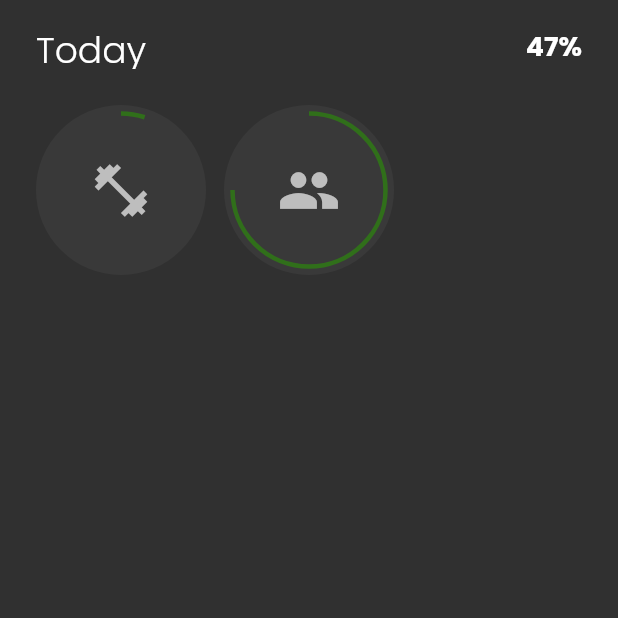
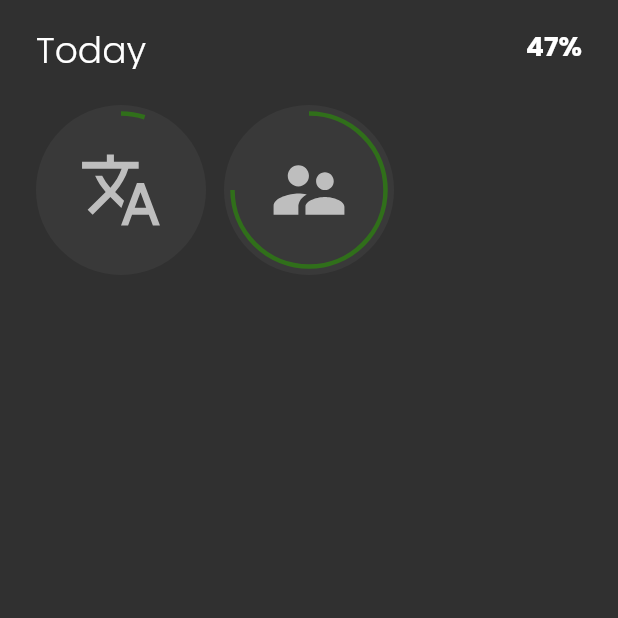
Before and after one commit to lburzak/homo_habitus, a Flutter app: the screen it shows after launch, on a phone screen of 412 x 824 dp, the top half of it. Run offline on Flutter 3.47's test engine with Material 2 defaults, Android fonts, the phone set to English and light mode, and no system bars; our stand-ins replace flutter_bloc, flutter_svg, google_fonts.

Commit message:
Replace icons with vector images in habit indicator

```diff
--- a/lib/model/habit.dart
+++ b/lib/model/habit.dart
@@ -3,8 +3,12 @@ import 'package:homo_habitus/model/goal.dart';
 class Habit {
   int id;
   String name;
-  int iconCodePoint;
+  String iconName;
   Goal goal;
 
-  Habit({required this.id, required this.name, required this.iconCodePoint, required this.goal});
+  Habit(
+      {required this.id,
+      required this.name,
+      required this.iconName,
+      required this.goal});
 }
--- a/lib/repository/habit_repository.dart
+++ b/lib/repository/habit_repository.dart
@@ -1,4 +1,3 @@
-import 'package:flutter/material.dart';
 import 'package:homo_habitus/model/goal.dart';
 import 'package:homo_habitus/model/habit.dart';
 
@@ -8,7 +7,7 @@ class HabitRepository {
       Habit(
         id: 0,
         name: "Workout",
-        iconCodePoint: Icons.fitness_center.codePoint,
+        iconName: 'language',
         goal: Goal(
           current: 30 * 1000,
           target: 10 * 60 * 1000,
@@ -18,7 +17,7 @@ class HabitRepository {
       Habit(
         id: 1,
         name: "Say hi",
-        iconCodePoint: Icons.people.codePoint,
+        iconName: 'people',
         goal: Goal(
           current: 3,
           target: 4,
--- a/lib/widget/habit_indicator.dart
+++ b/lib/widget/habit_indicator.dart
@@ -1,4 +1,5 @@
 import 'package:flutter/material.dart';
+import 'package:flutter_svg/svg.dart';
 import 'package:homo_habitus/model/habit.dart';
 import 'package:homo_habitus/widget/round_indicator.dart';
 
@@ -24,9 +25,9 @@ class HabitIndicator extends StatelessWidget {
             active: false,
             progressStrokeWidth: progressStrokeWidth ?? 3,
             progressValue: habit.goal.progressPercentage,
-            icon: Icon(
-              IconData(habit.iconCodePoint, fontFamily: "MaterialIcons"),
-              size: iconSize,
+            body: SvgPicture.asset(
+              'assets/icons/${habit.iconName}.svg',
+              color: Theme.of(context).iconTheme.color,
             )),
       ),
     );
--- a/lib/widget/round_indicator.dart
+++ b/lib/widget/round_indicator.dart
@@ -1,12 +1,17 @@
 import 'package:flutter/material.dart';
 
 class RoundIndicator extends StatelessWidget {
-  final Icon icon;
+  final Widget body;
   final double progressValue;
   final double progressStrokeWidth;
   final bool active;
 
-  const RoundIndicator({Key? key, required this.icon, this.progressValue = 0, this.progressStrokeWidth = 3, this.active = false})
+  const RoundIndicator(
+      {Key? key,
+      required this.body,
+      this.progressValue = 0,
+      this.progressStrokeWidth = 3,
+      this.active = false})
       : super(key: key);
 
   @override
@@ -14,7 +19,9 @@ class RoundIndicator extends StatelessWidget {
         aspectRatio: 1,
         child: Ink(
             decoration: ShapeDecoration(
-            color: active ? Theme.of(context).colorScheme.primaryVariant : Theme.of(context).colorScheme.onBackground,
+                color: active
+                    ? Theme.of(context).colorScheme.primaryVariant
+                    : Theme.of(context).colorScheme.onBackground,
                 shape: const CircleBorder()),
             child: Stack(
               fit: StackFit.expand,
@@ -28,7 +35,11 @@ class RoundIndicator extends StatelessWidget {
                     value: progressValue,
                   ),
                 ),
-            icon,
+                FractionallySizedBox(
+                  heightFactor: 0.5,
+                  widthFactor: 0.5,
+                  child: body,
+                )
               ],
             )),
       );
--- a/pubspec.yaml
+++ b/pubspec.yaml
@@ -27,3 +27,4 @@ flutter:
   uses-material-design: true
   assets:
     - assets/logo.svg
+    - assets/icons/
```
Also changed, not shown: assets/icons/fact_check.svg (added), assets/icons/language.svg (added), assets/icons/people.svg (added), assets/icons/pets.svg (added), assets/icons/savings.svg (added). Lines whose indentation alone changed are shown as unchanged.
